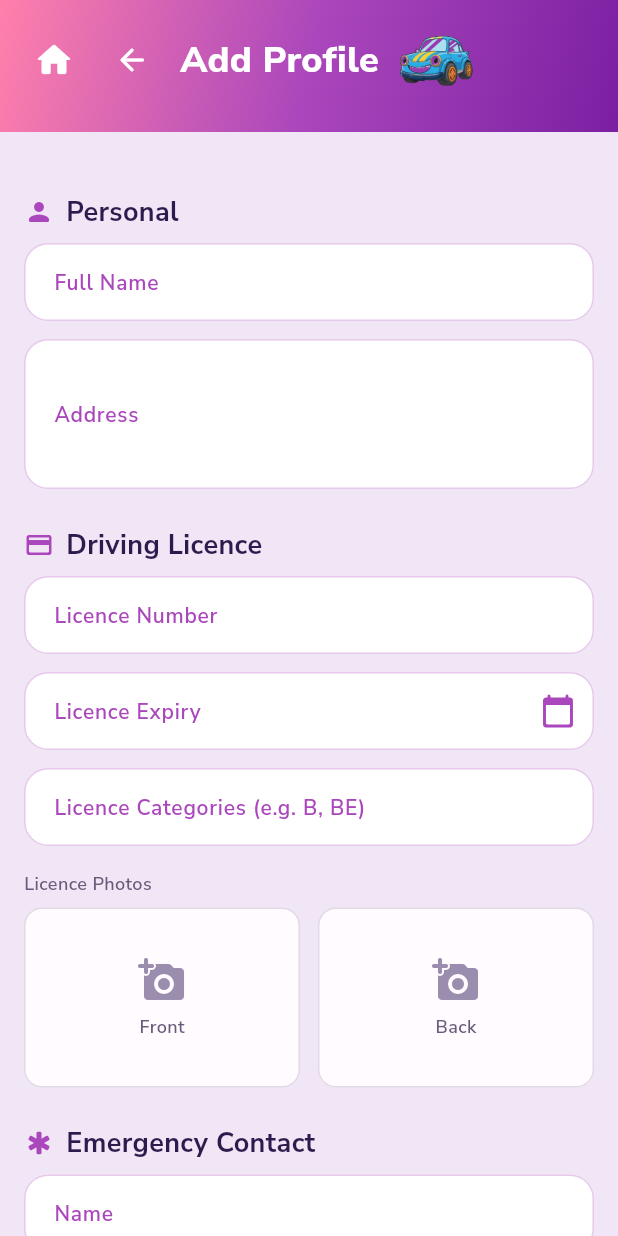
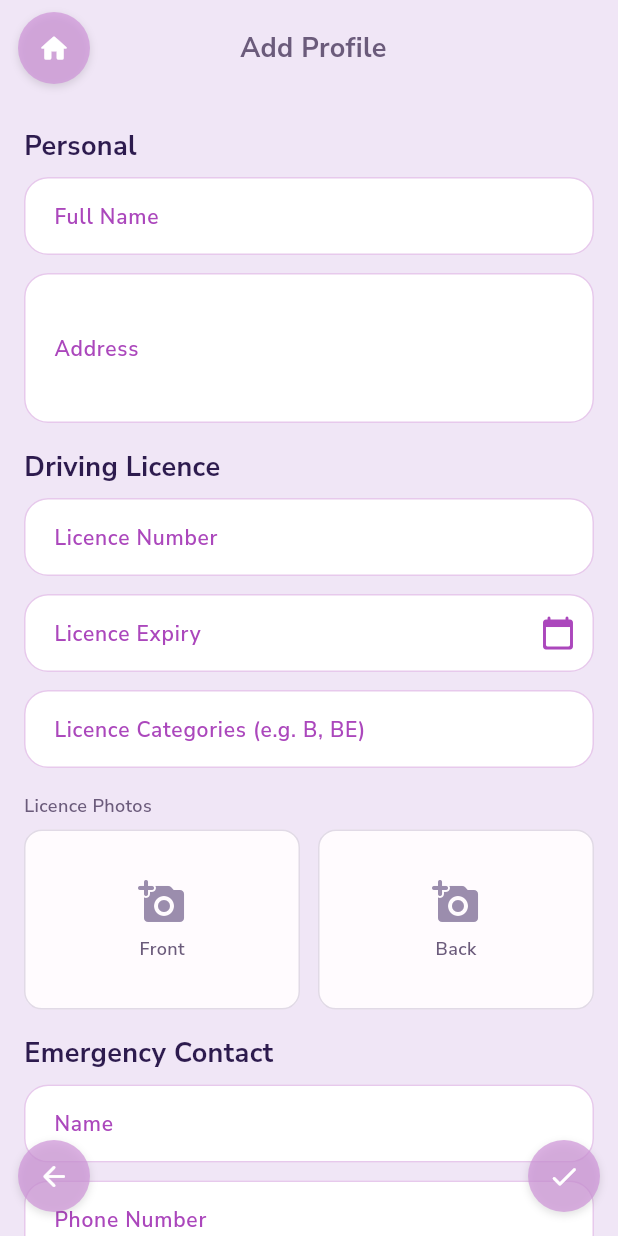
Before and after one commit to bradymd/myvehicles, a Flutter app: the EditProfileScreen screen opened by its route, on a phone screen of 412 x 824 dp. Run offline on Flutter 3.47's test engine with Material 3 defaults, Android fonts, the phone set to English and light mode, and no system bars; our stand-ins replace drift, file_picker, flutter_riverpod, freezed_annotation, geocoding, geolocator and 7 more; missing offline and left inert: google_mlkit_text_recognition, sqlite3, syncfusion_flutter_pdf; accounts and stored records are empty; generated files the repository leaves out were written again.

Commit message:
Fix backup restore losing vehicle photos and apply overlay nav to remaining screens
Backup now includes vehicle_photos/ folder alongside my_vehicles_docs/.
Path rewriting on restore preserves the folder structure instead of
flattening everything to basename, fixing broken file references when
restoring on a different device or after reinstall. Integrity check
runs automatically after restore to surface any remaining issues.

Migrated add_mot, vehicle_list, add_vehicle and edit_profile screens
to useOverlayNav style with overlay FAB actions.

Co-Authored-By: Claude Opus 4.6 <noreply@anthropic.com>

```diff
--- a/lib/screens/profile/edit_profile_screen.dart
+++ b/lib/screens/profile/edit_profile_screen.dart
@@ -12,7 +12,7 @@ import 'package:my_vehicles/theme/app_colors.dart';
 import 'package:my_vehicles/theme/app_text_styles.dart';
 import 'package:my_vehicles/utils/id_generator.dart';
 import 'package:my_vehicles/widgets/app_scaffold.dart';
-import 'package:my_vehicles/widgets/section_header.dart';
+
 
 class EditProfileScreen extends ConsumerStatefulWidget {
   const EditProfileScreen({super.key, this.profileId});
@@ -195,8 +195,13 @@ class _EditProfileScreenState extends ConsumerState<EditProfileScreen> {
   Widget build(BuildContext context) {
     return AppScaffold(
       title: widget.profileId != null ? 'Edit Profile' : 'Add Profile',
+      useOverlayNav: true,
       showBackButton: true,
       showMenuButton: false,
+      overlayFabIcon: Icons.check_rounded,
+      overlayFabOnPressed: () {
+        if (_formKey.currentState!.validate()) _save();
+      },
       body: Form(
         key: _formKey,
         child: SingleChildScrollView(
@@ -204,8 +209,9 @@ class _EditProfileScreenState extends ConsumerState<EditProfileScreen> {
           child: Column(
             crossAxisAlignment: CrossAxisAlignment.start,
             children: [
-              const SectionHeader(
-                  title: 'Personal', icon: Icons.person_rounded),
+              const SizedBox(height: 8),
+              Text('Personal', style: AppTextStyles.subheading),
+              const SizedBox(height: 8),
               TextFormField(
                 controller: _nameController,
                 decoration: const InputDecoration(labelText: 'Full Name'),
@@ -217,9 +223,9 @@ class _EditProfileScreenState extends ConsumerState<EditProfileScreen> {
                 maxLines: 3,
               ),
 
-              const SectionHeader(
-                  title: 'Driving Licence',
-                  icon: Icons.credit_card_rounded),
+              const SizedBox(height: 16),
+              Text('Driving Licence', style: AppTextStyles.subheading),
+              const SizedBox(height: 8),
               TextFormField(
                 controller: _licenceNumberController,
                 decoration:
@@ -273,9 +279,9 @@ class _EditProfileScreenState extends ConsumerState<EditProfileScreen> {
                 ],
               ),
 
-              const SectionHeader(
-                  title: 'Emergency Contact',
-                  icon: Icons.emergency_rounded),
+              const SizedBox(height: 16),
+              Text('Emergency Contact', style: AppTextStyles.subheading),
+              const SizedBox(height: 8),
               TextFormField(
                 controller: _emergencyNameController,
                 decoration: const InputDecoration(labelText: 'Name'),
@@ -288,17 +294,18 @@ class _EditProfileScreenState extends ConsumerState<EditProfileScreen> {
                 keyboardType: TextInputType.phone,
               ),
 
-              const SectionHeader(
-                  title: 'Medical',
-                  icon: Icons.medical_information_rounded),
+              const SizedBox(height: 16),
+              Text('Medical', style: AppTextStyles.subheading),
+              const SizedBox(height: 8),
               TextFormField(
                 controller: _bloodTypeController,
                 decoration: const InputDecoration(
                     labelText: 'Blood Type (e.g. A+, O-)'),
               ),
 
-              const SectionHeader(
-                  title: 'Notes', icon: Icons.note_rounded),
+              const SizedBox(height: 16),
+              Text('Notes', style: AppTextStyles.subheading),
+              const SizedBox(height: 8),
               TextFormField(
                 controller: _notesController,
                 decoration: const InputDecoration(labelText: 'Notes'),
--- a/lib/screens/vehicle/add_vehicle_screen.dart
+++ b/lib/screens/vehicle/add_vehicle_screen.dart
@@ -196,8 +196,13 @@ class _AddVehicleScreenState extends ConsumerState<AddVehicleScreen> {
   Widget build(BuildContext context) {
     return AppScaffold(
       title: isEditing ? 'Edit Vehicle' : 'Add Vehicle',
+      useOverlayNav: true,
       showBackButton: true,
       showMenuButton: false,
+      overlayFabIcon: Icons.check_rounded,
+      overlayFabOnPressed: () {
+        if (_formKey.currentState!.validate()) _save();
+      },
       body: Form(
         key: _formKey,
         child: SingleChildScrollView(
--- a/lib/widgets/app_scaffold.dart
+++ b/lib/widgets/app_scaffold.dart
@@ -84,7 +84,10 @@ class AppScaffold extends StatelessWidget {
                           padding: const EdgeInsets.only(right: 8),
                           child: a,
                         )),
-                  const _OverlayMenuButton(),
+                  if (showMenuButton)
+                    const _OverlayMenuButton()
+                  else
+                    const SizedBox(width: 42),
                 ],
               ),
             ),
```
Also changed, not shown: lib/screens/documents/documents_screen.dart (+3 -4 lines), lib/screens/mot/add_mot_screen.dart (+13 -29 lines), lib/screens/service/add_service_screen.dart (+13 -32 lines), lib/screens/settings/settings_screen.dart (+22 -4 lines), lib/screens/vehicle/vehicle_list_screen.dart (+4 -5 lines), lib/services/backup_service.dart (+46 -24 lines), pubspec.lock, 1 other file.
